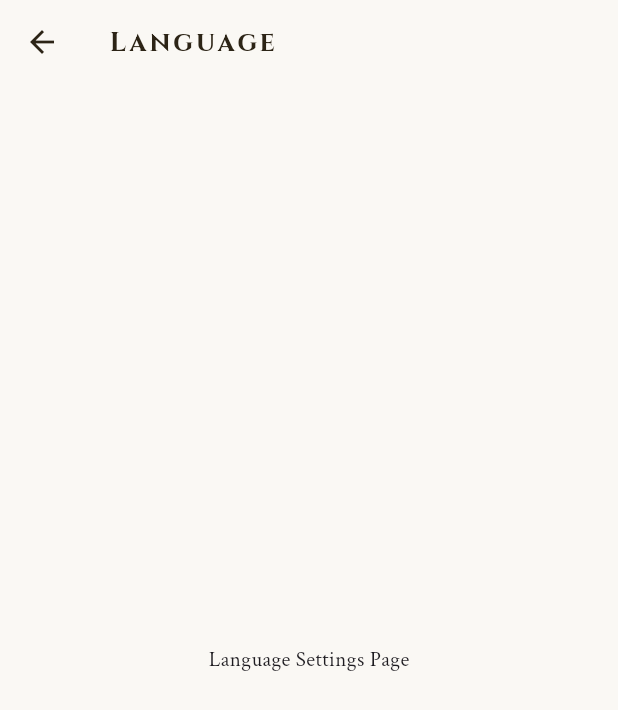
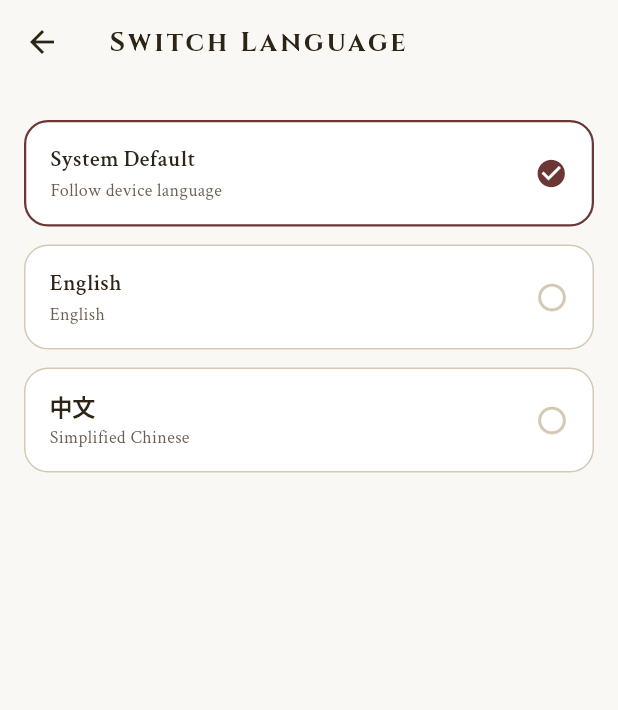
Before and after one commit to yserena60-yyy/culture_map, a Flutter app: the SettingsPage screen opened directly, after a tap on "Language", on a phone screen of 412 x 824 dp. Shown: the top 710 px of the screen. Run offline on Flutter 3.47's test engine with Material 3 defaults, Android fonts, the phone set to English and light mode, and no system bars; our stand-ins replace cached_network_image, flutter_map, geolocator, google_fonts, image_picker, latlong2 and 2 more; accounts and stored records are empty; network calls fail.

Commit message:
Add working language switch and fix vintage font for two titles
- Add LocaleController (ValueNotifier) to persist and apply a global
  locale override via shared_preferences; System Default/English/Chinese
- Wire MaterialApp.locale to the controller in main.dart
- Rebuild LanguageSettingsPage with real selectable options
- Make Settings page Language tile trailing label reflect live state
- Apply GoogleFonts.notoSerifSc to two Chinese titles that were
  falling back to the system font (route explorer sheet, passport page)

```diff
--- a/lib/language_settings_page.dart
+++ b/lib/language_settings_page.dart
@@ -1,20 +1,104 @@
 import 'package:flutter/material.dart';
+import 'l10n/app_localizations.dart';
+import 'locale_controller.dart';
 import 'solitude_explorer_theme.dart';
 
-class LanguageSettingsPage extends StatelessWidget {
+class LanguageSettingsPage extends StatefulWidget {
   const LanguageSettingsPage({super.key});
 
   @override
+  State<LanguageSettingsPage> createState() => _LanguageSettingsPageState();
+}
+
+class _LanguageSettingsPageState extends State<LanguageSettingsPage> {
+  static const _options = <_LanguageOption>[
+    _LanguageOption(locale: null, label: 'System Default', subtitle: 'Follow device language'),
+    _LanguageOption(locale: Locale('en'), label: 'English', subtitle: 'English'),
+    _LanguageOption(locale: Locale('zh'), label: '中文', subtitle: 'Simplified Chinese'),
+  ];
+
+  @override
   Widget build(BuildContext context) {
+    final s = AppLocalizations.of(context)!;
     return Scaffold(
       backgroundColor: SolitudeExplorerTheme.agedYellow,
       appBar: AppBar(
         backgroundColor: SolitudeExplorerTheme.agedYellow,
-        title: const Text('Language'),
+        elevation: 0,
+        title: Text(s.switchLanguage),
       ),
-      body: const Center(
-        child: Text('Language Settings Page'),
+      body: ValueListenableBuilder<Locale?>(
+        valueListenable: localeController,
+        builder: (context, currentLocale, _) {
+          return ListView.separated(
+            padding: const EdgeInsets.symmetric(horizontal: 16, vertical: 24),
+            itemCount: _options.length,
+            separatorBuilder: (_, __) => const SizedBox(height: 12),
+            itemBuilder: (context, index) {
+              final option = _options[index];
+              final isSelected = option.locale?.languageCode == currentLocale?.languageCode;
+              return InkWell(
+                onTap: () => localeController.setLocale(option.locale),
+                borderRadius: BorderRadius.circular(16),
+                child: Container(
+                  padding: const EdgeInsets.symmetric(horizontal: 16, vertical: 14),
+                  decoration: BoxDecoration(
+                    color: Colors.white,
+                    borderRadius: BorderRadius.circular(16),
+                    border: Border.all(
+                      color: isSelected
+                          ? SolitudeExplorerTheme.burgundyRed
+                          : SolitudeExplorerTheme.stainedPaperEdge,
+                      width: isSelected ? 1.5 : 1,
+                    ),
+                  ),
+                  child: Row(
+                    children: [
+                      Expanded(
+                        child: Column(
+                          crossAxisAlignment: CrossAxisAlignment.start,
+                          children: [
+                            Text(
+                              option.label,
+                              style: const TextStyle(
+                                fontSize: 15,
+                                fontWeight: FontWeight.w600,
+                                color: SolitudeExplorerTheme.inkBlack,
+                              ),
+                            ),
+                            const SizedBox(height: 2),
+                            Text(
+                              option.subtitle,
+                              style: const TextStyle(
+                                fontSize: 12,
+                                color: SolitudeExplorerTheme.fadedInk,
+                              ),
+                            ),
+                          ],
+                        ),
+                      ),
+                      if (isSelected)
+                        const Icon(Icons.check_circle,
+                            color: SolitudeExplorerTheme.burgundyRed, size: 22)
+                      else
+                        const Icon(Icons.circle_outlined,
+                            color: SolitudeExplorerTheme.stainedPaperEdge, size: 22),
+                    ],
+                  ),
+                ),
+              );
+            },
+          );
+        },
       ),
     );
   }
 }
+
+class _LanguageOption {
+  final Locale? locale;
+  final String label;
+  final String subtitle;
+
+  const _LanguageOption({required this.locale, required this.label, required this.subtitle});
+}
--- /dev/null
+++ b/lib/locale_controller.dart
@@ -0,0 +1,32 @@
+import 'package:flutter/material.dart';
+import 'package:shared_preferences/shared_preferences.dart';
+
+/// Global app locale state. `value == null` means "follow system locale".
+/// Persisted to shared_preferences so the choice survives app restarts.
+class LocaleController extends ValueNotifier<Locale?> {
+  LocaleController() : super(null);
+
+  static const _prefsKey = 'app_locale';
+
+  Future<void> load() async {
+    final prefs = await SharedPreferences.getInstance();
+    final code = prefs.getString(_prefsKey);
+    if (code == null || code.isEmpty) {
+      value = null;
+    } else {
+      value = Locale(code);
+    }
+  }
+
+  Future<void> setLocale(Locale? locale) async {
+    value = locale;
+    final prefs = await SharedPreferences.getInstance();
+    if (locale == null) {
+      await prefs.remove(_prefsKey);
+    } else {
+      await prefs.setString(_prefsKey, locale.languageCode);
+    }
+  }
+}
+
+final localeController = LocaleController();
--- a/lib/main.dart
+++ b/lib/main.dart
@@ -25,6 +25,7 @@ import 'settings_page.dart';
 import 'my_drafts_page.dart';
 import 'saved_places_page.dart';
 import 'edit_profile_page.dart';
+import 'locale_controller.dart';
 
 
 // =====================================================================
@@ -48,6 +49,8 @@ Future<void> main() async {
     url: supabaseUrl,
     publishableKey: supabaseKey,
   );
+
+  await localeController.load();
 
   runApp(const CultureMapApp());
 }
@@ -251,9 +254,13 @@ class CultureMapApp extends StatelessWidget {
 
   @override
   Widget build(BuildContext context) {
+    return ValueListenableBuilder<Locale?>(
+      valueListenable: localeController,
+      builder: (context, locale, _) {
         return MaterialApp(
           debugShowCheckedModeBanner: false,
           title: 'CultureMap',
+          locale: locale,
           localizationsDelegates: const [
             AppLocalizations.delegate,
             GlobalMaterialLocalizations.delegate,
@@ -263,6 +270,8 @@ class CultureMapApp extends StatelessWidget {
           supportedLocales: AppLocalizations.supportedLocales,
           theme: SolitudeExplorerThemeData.themeData,
           home: const ShellPage(),
+        );
+      },
     );
   }
 }
@@ -2017,7 +2026,7 @@ class _MapPageState extends State<MapPage> {
               mainAxisAlignment: MainAxisAlignment.spaceBetween,
               children: [
                 Text(s.exploreRoutes,
-                    style: const TextStyle(
+                    style: GoogleFonts.notoSerifSc(
                         fontSize: 20,
                         fontWeight: FontWeight.bold,
                         color: SolitudeExplorerTheme.inkBlack)),
@@ -3783,9 +3792,10 @@ class _PassportPageViewState extends State<PassportPageView> {
         elevation: 0,
         title: Text(
           AppLocalizations.of(context)?.passportTitle ?? 'Explorer Hall',
-          style: const TextStyle(
+          style: GoogleFonts.notoSerifSc(
               color: SolitudeExplorerTheme.inkBlack,
-              fontWeight: FontWeight.bold),
+              fontWeight: FontWeight.bold,
+              fontSize: 18),
         ),
         centerTitle: false,
         actions: [
--- a/lib/settings_page.dart
+++ b/lib/settings_page.dart
@@ -7,6 +7,7 @@ import 'solitude_explorer_theme.dart';
 import 'personal_info_page.dart';
 import 'privacy_security_page.dart';
 import 'language_settings_page.dart';
+import 'locale_controller.dart';
 import 'about_page.dart';
 import 'help_feedback_page.dart';
 import 'help_feedback_page_new.dart';
@@ -142,14 +143,19 @@ class _SettingsPageState extends State<SettingsPage> {
               },
             ),
             _buildDivider(),
-            _buildSettingsTile(
+            ValueListenableBuilder<Locale?>(
+              valueListenable: localeController,
+              builder: (context, locale, _) {
+                return _buildSettingsTile(
                   icon: Icons.language_outlined,
                   title: 'Language',
-              trailing: 'English',
+                  trailing: _languageLabel(locale),
                   onTap: () => Navigator.push(
                     context,
                     MaterialPageRoute(builder: (context) => const LanguageSettingsPage()),
                   ),
+                );
+              },
             ),
           ]),
           const SizedBox(height: 24),
@@ -227,6 +233,17 @@ class _SettingsPageState extends State<SettingsPage> {
       ),
       child: Column(children: children),
     );
+  }
+
+  String _languageLabel(Locale? locale) {
+    switch (locale?.languageCode) {
+      case 'en':
+        return 'English';
+      case 'zh':
+        return '中文';
+      default:
+        return 'System Default';
+    }
   }
 
   Widget _buildSettingsTile({
--- a/pubspec.yaml
+++ b/pubspec.yaml
@@ -22,6 +22,7 @@ dependencies:
   image_picker: ^1.1.2
   cached_network_image: ^3.4.1
   google_fonts: ^6.2.1
+  shared_preferences: ^2.5.3
 
 dev_dependencies:
   flutter_test:
```
Also changed, not shown: pubspec.lock. Lines whose indentation alone changed are shown as unchanged.
